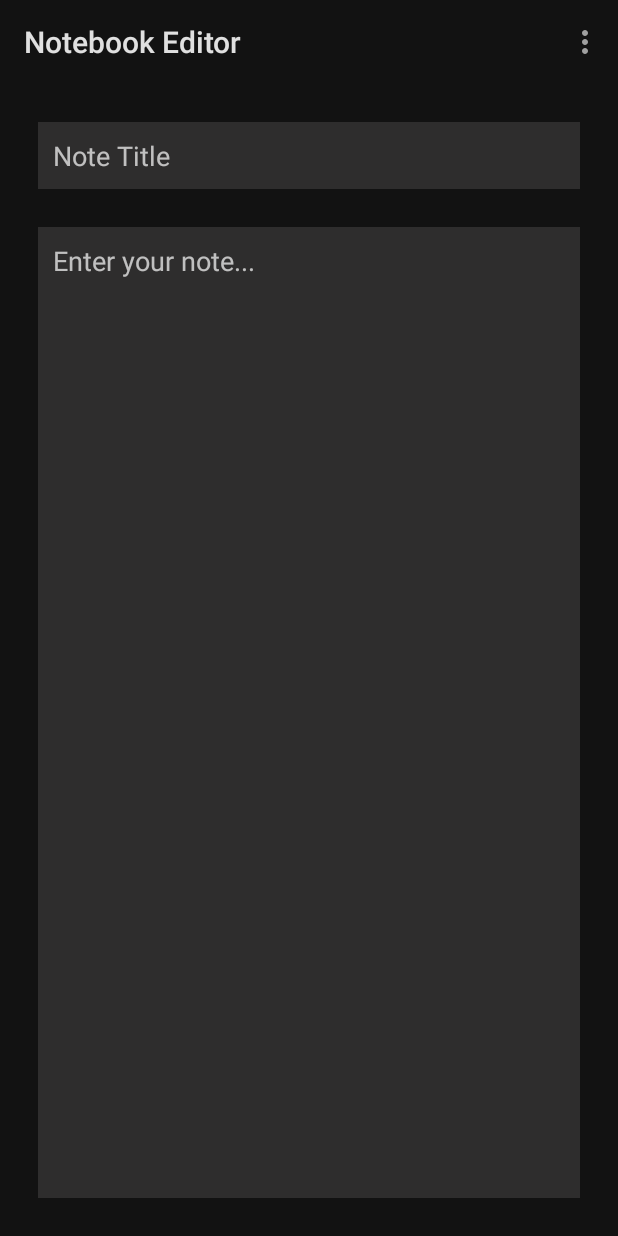
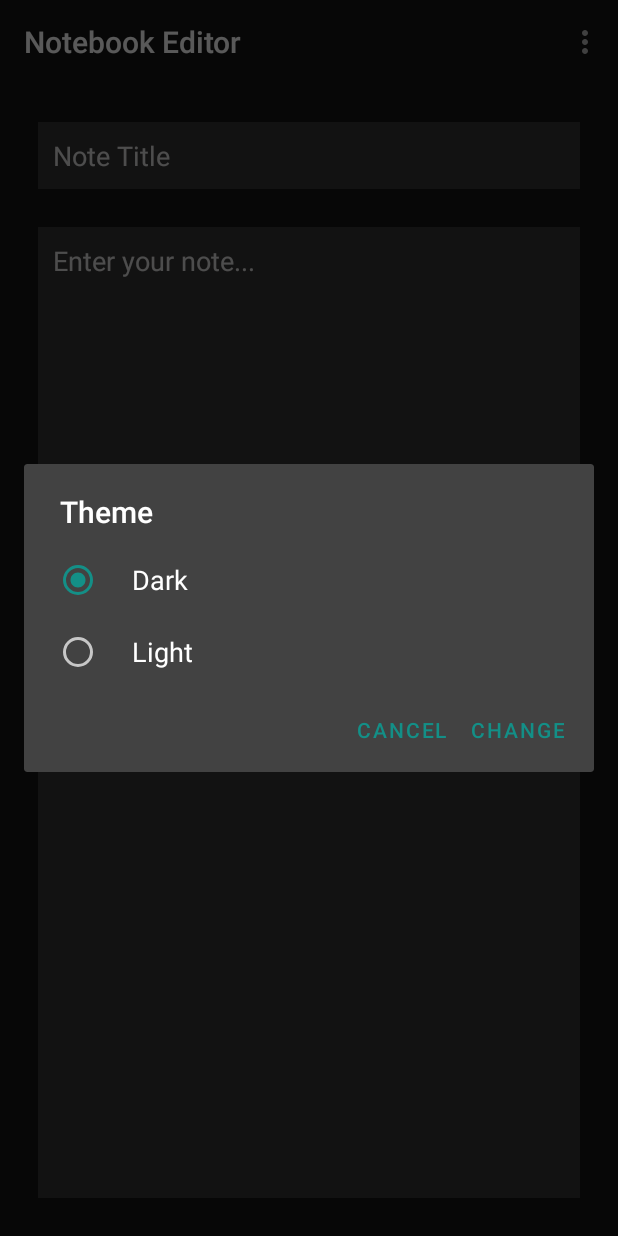
Before and after one commit to RakibOFC/Android-Toolbox, an Android app: the NoteEditorActivity screen opened directly, with no data from a screen before it, in the options menu, after a tap on "Theme", on a phone screen of 412 x 824 dp. Run offline under Robolectric (Android 15) with nearby library versions, the phone set to English and light mode, and no system bars; our stand-ins replace Firebase (no records; nobody signed in at launch, a user with empty details on screens opened directly).

Commit message:
set theme option in Notebook

```diff
--- a/app/src/main/java/com/rakibofc/androidtoolbox/NoteEditorActivity.java
+++ b/app/src/main/java/com/rakibofc/androidtoolbox/NoteEditorActivity.java
@@ -1,4 +1,9 @@
 package com.rakibofc.androidtoolbox;
+
+import static com.rakibofc.androidtoolbox.MainActivity.checkedItem;
+import static com.rakibofc.androidtoolbox.MainActivity.from;
+import static com.rakibofc.androidtoolbox.MainActivity.sharedPreferences;
+import static com.rakibofc.androidtoolbox.MainActivity.themeMode;
 
 import androidx.annotation.NonNull;
 import androidx.appcompat.app.AlertDialog;
@@ -28,6 +33,7 @@
 
 public class NoteEditorActivity extends AppCompatActivity {
 
+    public AlertDialog.Builder alertBuilder;
     public DatabaseReference databaseReferenceAccessNote;
     public String currentUserStr;
     public EditText editTextNoteTitle;
@@ -47,19 +53,11 @@
     @Override
     public boolean onOptionsItemSelected(@NonNull MenuItem item) {
 
-        switch (item.getItemId()){
+        if (item.getItemId() == R.id.theme) {
+            changeThemeMode();
+        }
 
-            case R.id.darkMode:
-                AppCompatDelegate.setDefaultNightMode(AppCompatDelegate.MODE_NIGHT_YES);
-                return true;
-
-            case R.id.lightMode:
-                AppCompatDelegate.setDefaultNightMode(AppCompatDelegate.MODE_NIGHT_NO);
-                return true;
-
-            default:
-                return super.onOptionsItemSelected(item);
-        }
+        return super.onOptionsItemSelected(item);
     }
 
     @Override
@@ -69,6 +67,7 @@
         this.setTitle("Notebook Editor");
 
         // Value Initialize Stage
+        alertBuilder = new AlertDialog.Builder(this);
         editTextNoteTitle = findViewById(R.id.editTextNoteTitle);
         editTextNoteEditor = findViewById(R.id.editTextNoteEditor);
 
@@ -135,6 +134,49 @@
         });
     }
 
+    // ChangeThemeMode
+    private void changeThemeMode(){
+
+        alertBuilder.setCancelable(false);
+        alertBuilder.setTitle("Theme");
+        alertBuilder.setSingleChoiceItems(themeMode, checkedItem, new DialogInterface.OnClickListener() {
+            @Override
+            public void onClick(DialogInterface dialog, int which) {
+
+                if (themeMode[which].equals("Dark")) {
+
+                    from = 2;
+
+                } else if (themeMode[which].equals("Light")) {
+
+                    from = 1;
+                }
+            }
+        });
+        alertBuilder.setPositiveButton("Change", (dialog, which) -> {
+
+            if (from == 2) {
+                sharedPreferences.edit().putInt("checkedItem", 0).apply();
+                AppCompatDelegate.setDefaultNightMode(AppCompatDelegate.MODE_NIGHT_YES);
+            } else if (from == 1) {
+                sharedPreferences.edit().putInt("checkedItem", 1).apply();
+                AppCompatDelegate.setDefaultNightMode(AppCompatDelegate.MODE_NIGHT_NO);
+            }
+        });
+
+        alertBuilder.setNegativeButton("Cancel", (dialog, which) -> {
+            //if user select "No", just cancel this dialog and continue with app
+            dialog.cancel();
+        });
+
+        AlertDialog alert = alertBuilder.create();
+        alert.setOnShowListener(arg0 -> {
+            alert.getButton(AlertDialog.BUTTON_POSITIVE).setTextColor(0xff138f87);
+            alert.getButton(AlertDialog.BUTTON_NEGATIVE).setTextColor(0xff138f87);
+        });
+        alert.show();
+    }
+
     // If Back_Button_Pressed
     @Override
     public void onBackPressed() {
```
Also changed, not shown: app/src/main/java/com/rakibofc/androidtoolbox/MainActivity.java (+7 -5 lines), app/src/main/java/com/rakibofc/androidtoolbox/Notebook.java (+55 -16 lines), app/src/main/res/menu/notebook_menu.xml (+2 -6 lines).
